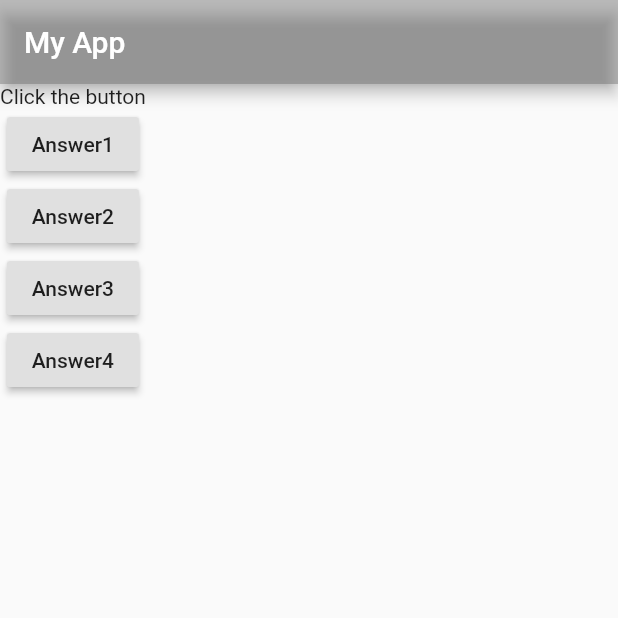
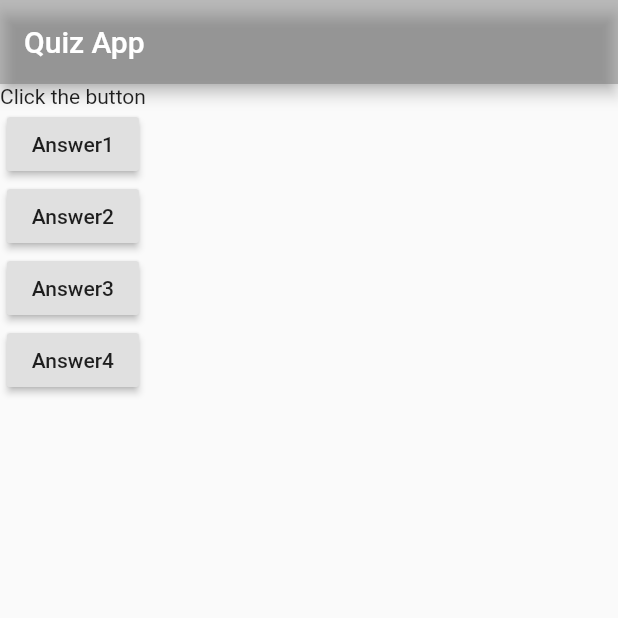
Before and after one commit to sushovanpaul07/Flutter_Learning, a Flutter app: the screen it shows after launch, on a phone screen of 412 x 824 dp, the top half of it. Run offline on Flutter 3.47's test engine with Material 2 defaults, Android fonts, the phone set to English and light mode, and no system bars.

Commit message:
some changes

```diff
--- a/lib/main.dart
+++ b/lib/main.dart
@@ -13,7 +13,7 @@ class MyApp extends StatelessWidget {
     return MaterialApp(
       home: Scaffold(
         appBar: AppBar(
-          title: Text("My App"),
+          title: Text("Quiz App"),
           backgroundColor: Color(0x666666666666),
         ),
         body: Column(
```
